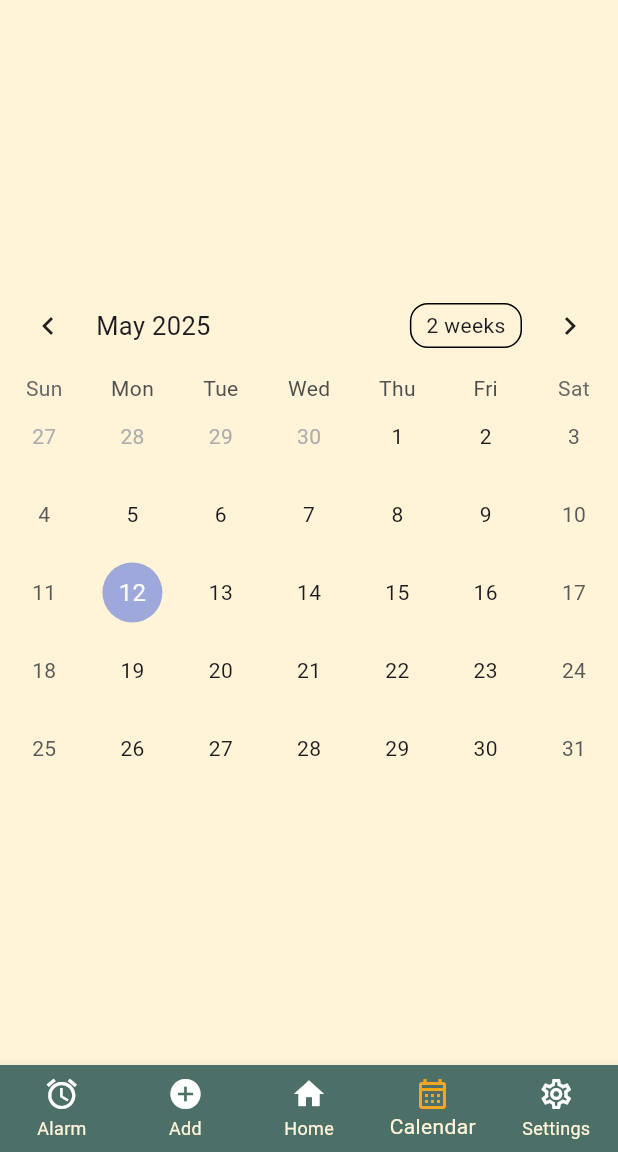
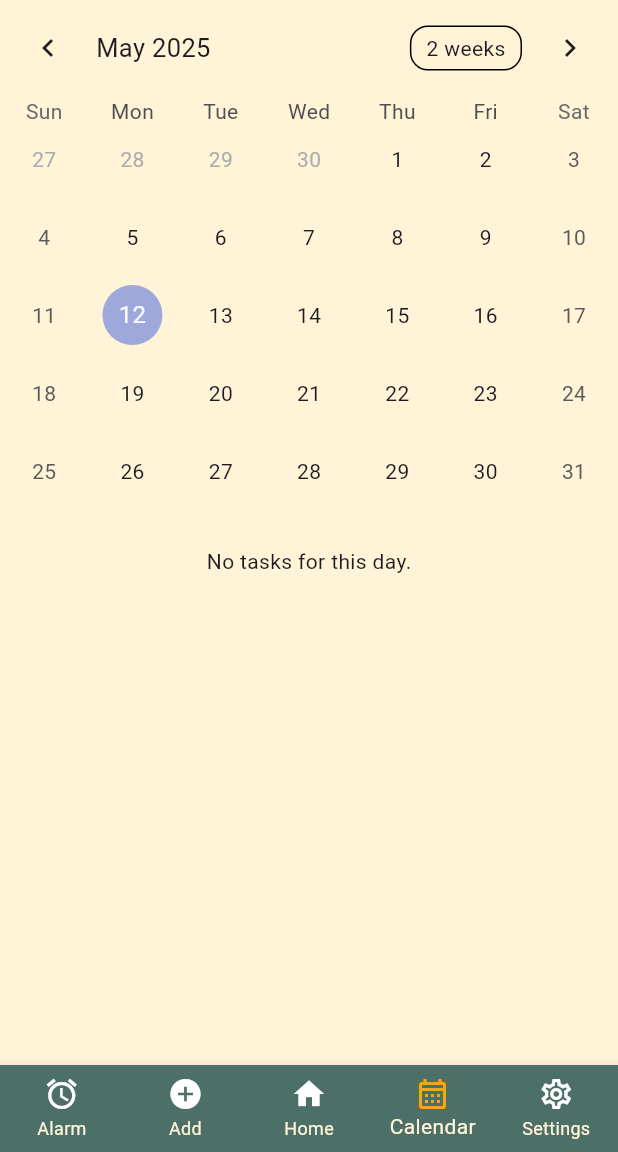
Before and after one commit to gluuabc/Neurodivergent-App-project, a Flutter app: the FourthRoute screen opened directly, on a phone screen of 412 x 824 dp, the part 84-1236 px from its top. Run offline on Flutter 3.47's test engine with Material 3 defaults, Android fonts, the phone set to English and light mode, and no system bars; drawn by our look-alikes of table_calendar; our stand-ins replace just_audio, shared_preferences; accounts and stored records are empty.

Commit message:
calendar displays tasks

```diff
--- a/flutter_application_1/lib/calendar.dart
+++ b/flutter_application_1/lib/calendar.dart
@@ -3,63 +3,86 @@ import 'bar.dart';
 import 'package:table_calendar/table_calendar.dart';
 import 'package:provider/provider.dart';
 import 'task_provider.dart';
+import 'list.dart';
 
-class FourthRoute extends StatelessWidget {
-  @override
+class FourthRoute extends StatefulWidget {
   const FourthRoute({super.key, required this.appTitle});
-
   final String appTitle;
 
   @override
+  State<FourthRoute> createState() => _FourthRouteState();
+}
+
+class _FourthRouteState extends State<FourthRoute> {
+  DateTime _focusedDay = DateTime.now();
+  DateTime? _selectedDay;
+
+  @override
   Widget build(BuildContext context) {
-    final tasks = context.read<TaskProvider>().tasks;
+    final tasks = context.watch<TaskProvider>().tasks;
+
+    List<Task> _getTasksForDay(DateTime? day) {
+      return tasks.where((task) {
+        if (task.dueDate == null) return false;
+        return isSameDay(task.dueDate!, day);
+      }).toList();
+    }
+    final tasksForSelectedDay = _getTasksForDay(_selectedDay);
 
     return Scaffold(
       appBar: AppBar(
-        title: Text(appTitle),
+        title: Text(widget.appTitle),
       ),
-      body: Center(
-        child: TableCalendar(
-            focusedDay: DateTime.now(),
-            firstDay: DateTime.utc(2010, 10, 16),
-            lastDay: DateTime.utc(2030, 3, 14)),
-           ),
-           bottomNavigationBar: const CustomBottomBar(currentIndex: 3),
-      );
-
-  }
-}
-
-
-class _MyAppState extends State<MyApp> {
-  DateTime today = DateTime.now();
-
-  @override
-  Widget build(BuildContext context) {
-    return Scaffold(
-      appBar: AppBar(title: const Text("Weclcome")),
-      body: content(),
-    );
-  }
-
-  Widget content() {
-    return Column(
-      children: [
-       const Text("123"),
-       Container(
-        child: TableCalendar(
-            focusedDay: today,
-            firstDay: DateTime.utc(2010, 10, 16),
-            lastDay: DateTime.utc(2030, 3, 14)),
-        ),
-     ],
+      body: Column(
+        children: [
+          TableCalendar<Task>(
+            focusedDay: _focusedDay,
+            firstDay: DateTime.utc(2010, 1, 1),
+            lastDay: DateTime.utc(2030, 12, 31),
+            selectedDayPredicate: (day) => isSameDay(_selectedDay, day),
+            onDaySelected: (selectedDay, focusedDay) {
+              setState(() {
+                _selectedDay = selectedDay;
+                _focusedDay = focusedDay;
+              });
+            },
+            calendarFormat: CalendarFormat.month,
+            onPageChanged: (focusedDay) {
+              _focusedDay = focusedDay;
+            },
+            eventLoader: _getTasksForDay,
+            calendarStyle: const CalendarStyle(
+              markerDecoration: BoxDecoration(
+                color: Color.fromARGB(255, 243, 166, 33),
+                shape: BoxShape.circle,
+              ),
+            ),
+          ),
+          const SizedBox(height: 8),
+                    if (tasksForSelectedDay.isNotEmpty)
+            Expanded(
+              child: ListView(
+                children: tasksForSelectedDay.map((task) {
+                  return TaskTile(
+                    task: task,
+                    onUpdate: () {
+                      // Handle task update
+                    },
+                    onRemove: () {
+                      // Handle task removal
+                    },
+                  );
+                }).toList(),
+              ),
+            )
+          else
+            const Padding(
+              padding: EdgeInsets.all(16.0),
+              child: Text("No tasks for this day."),
+            ),
+        ],
+      ),
+      bottomNavigationBar: const CustomBottomBar(currentIndex: 3),
     );
   }
 }
-
-class MyApp extends StatefulWidget {
-  const MyApp({super.key});
-
-  @override
-  State<MyApp> createState() => _MyAppState();
-}
```
